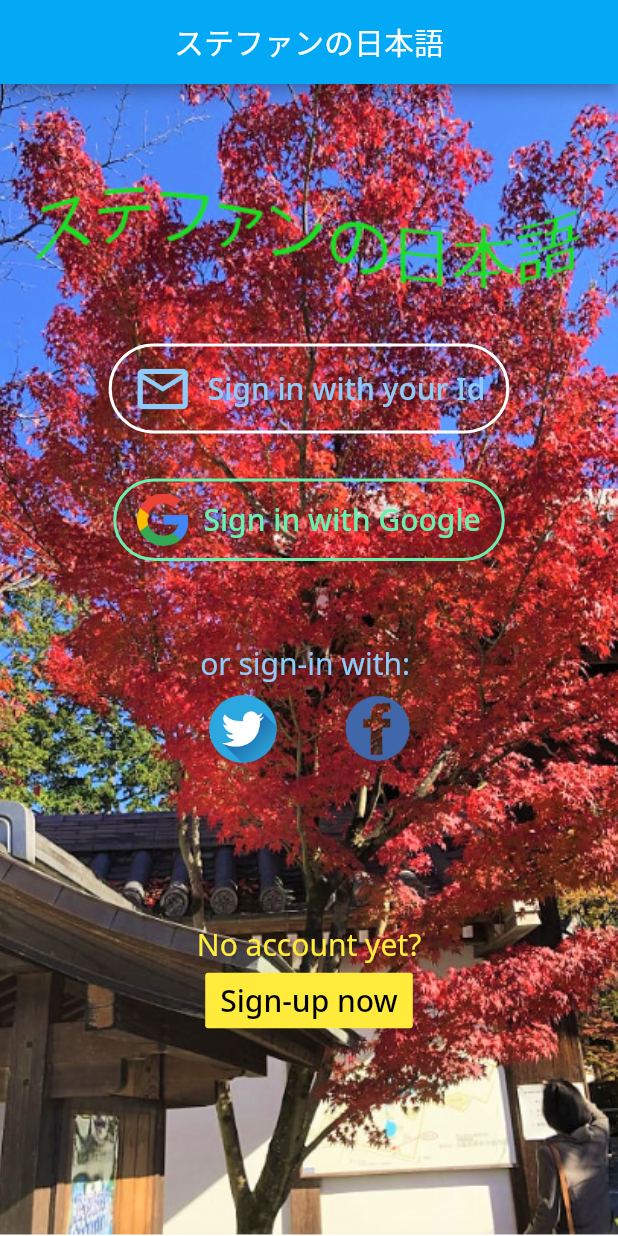
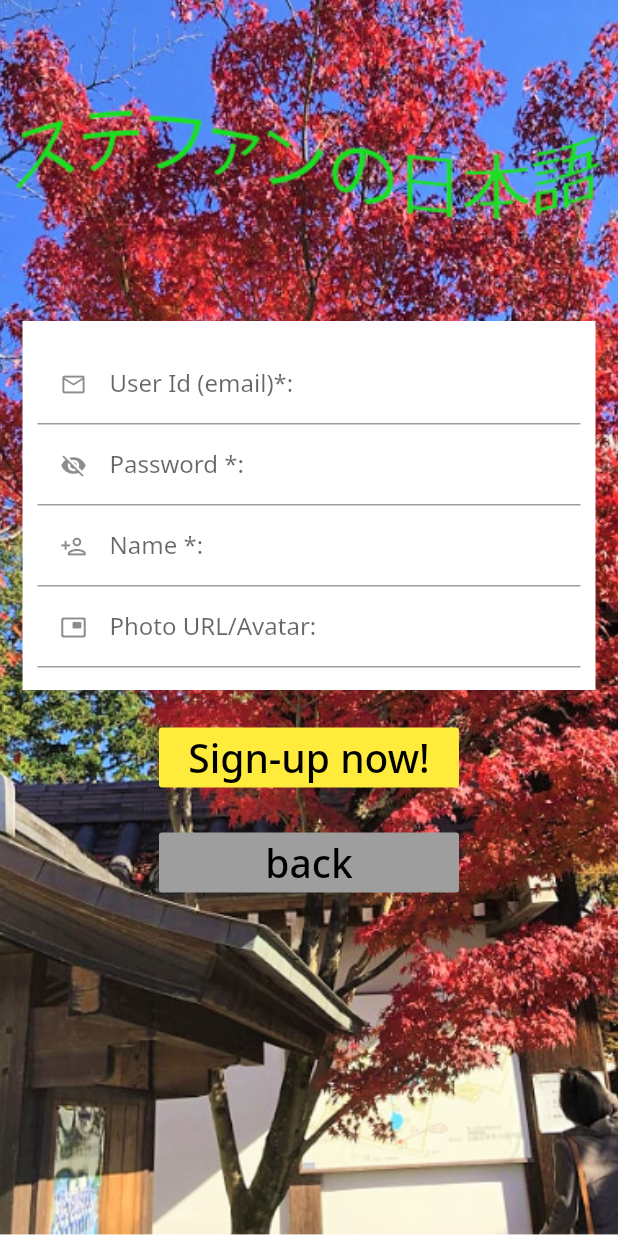
Before and after one commit to stefan-iseli/JapaneseApp, a Flutter app: the screen it shows after launch, after a tap on "Sign-up now", on a phone screen of 412 x 824 dp. Run offline on Flutter 3.47's test engine with Material 2 defaults, Android fonts, the phone set to English and light mode, and no system bars; our stand-ins replace cloud_firestore, firebase_auth, firebase_core, flip_card, flutter_tts, google_fonts and 1 more; accounts and stored records are empty.

Commit message:
version 0.94

```diff
--- a/lib/email_sign_in.dart
+++ b/lib/email_sign_in.dart
@@ -1,8 +1,10 @@
 // import flutter packages (pub.dev for a list of available extensions
 import 'package:firebase_auth/firebase_auth.dart';
+import 'package:flutter/cupertino.dart';
 
 //include own made flutter code files
-//import 'package:japaneseapp/global.dart' as global;
+import 'package:japaneseapp/global.dart' as global;
+import 'package:japaneseapp/show_dialog.dart';
 
 class EmailSignInService {
   final FirebaseAuth _auth = FirebaseAuth.instance;
@@ -33,8 +35,32 @@ class EmailSignInService {
     }
     return null;
   }
+
+  Future<String> signUpWithEmail(BuildContext context, String _inUser,
+      String _inPW, String _inDisplayName, String _inPhotoURL) async {
+    String _code = 'xxxxxxx';
+
+    final UserCredential authResult = await _auth
+        .createUserWithEmailAndPassword(email: _inUser, password: _inPW);
+    final User user = authResult.user;
+    if (user != null) {
+      final User currentUser = _auth.currentUser;
+      await user.updateProfile(
+          displayName: _inDisplayName, photoURL: _inPhotoURL);
+      showMyDialog(context, 'Sign-up', 'Confirmation email has been sent',
+          'please check and confirm');
+      await user.sendEmailVerification();
+      try {
+        await _auth.checkActionCode(_code);
+        await _auth.applyActionCode(_code);
+        return '$currentUser';
+      } on Exception catch (e) {
+        global.myErrorMessage = e.toString();
+        return null;
+      }
+    }
+    return null;
+  }
 }
 
 final EmailSignInService emailSignInService = EmailSignInService();
-
-class EmailSignIn {}
--- a/lib/login_page.dart
+++ b/lib/login_page.dart
@@ -6,6 +6,8 @@ import 'package:japaneseapp/kanji.dart';
 import 'package:japaneseapp/google_sign_in.dart';
 import 'package:japaneseapp/user_credentials.dart';
 import 'package:japaneseapp/global.dart' as global;
+import 'package:japaneseapp/show_dialog.dart';
+import 'package:japaneseapp/sign_up.dart';
 
 class LoginPage extends StatefulWidget {
   @override
@@ -29,7 +31,6 @@ class _LoginPageState extends State<LoginPage> {
             children: <Widget>[
               _emailSignInButton(),
               _googleSignInButton(),
-              _signInIconButton(),
               _signUpButton(),
             ],
           ),
@@ -66,7 +67,7 @@ class _LoginPageState extends State<LoginPage> {
             children: <Widget>[
               Icon(
                 Icons.email_outlined,
-                color: Colors.blue[200],
+                color: Colors.white,
                 size: 40.0,
               ),
               Padding(
@@ -75,7 +76,8 @@ class _LoginPageState extends State<LoginPage> {
                   'Sign in with your Id',
                   style: TextStyle(
                     fontSize: 20,
-                    color: Colors.blue[200],
+                    fontWeight: FontWeight.bold,
+                    color: Colors.white,
                   ),
                 ),
               )
@@ -107,10 +109,8 @@ class _LoginPageState extends State<LoginPage> {
                   ),
                 );
               } else {
-                print('Google sign-in failed');
-                return Container(
-                  child: new Text('Google sign-in failed'),
-                );
+                showMyDialog(context, 'Google sign-in', 'Sign-in failed',
+                    'try again or try another option');
               }
             },
           );
@@ -143,44 +143,6 @@ class _LoginPageState extends State<LoginPage> {
     );
   }
 
-  Widget _signInIconButton() {
-    return Container(
-      padding: EdgeInsets.fromLTRB(0.0, 45.0, 0.0, 25.0),
-      child: Column(
-        mainAxisSize: MainAxisSize.max,
-        mainAxisAlignment: MainAxisAlignment.center,
-        children: <Widget>[
-          Text(
-            'or sign-in with: ',
-            style: TextStyle(color: Colors.blue[200], fontSize: 20),
-          ),
-          Row(
-            mainAxisSize: MainAxisSize.max,
-            mainAxisAlignment: MainAxisAlignment.center,
-            children: <Widget>[
-              FlatButton(
-                onPressed: () => {print('Twitter sign-in under construction')},
-                child: Image(
-                  image: AssetImage("assets/TwitterLogo.png"),
-                  //color: Colors.blue,
-                  height: 60,
-                ),
-              ),
-              FlatButton(
-                onPressed: () => print('Facebook sign-in under construction'),
-                child: Image(
-                  image: AssetImage("assets/FaceBookLogo.png"),
-                  //color: Colors.blue,
-                  height: 50,
-                ),
-              ),
-            ],
-          ),
-        ],
-      ),
-    );
-  }
-
   Widget _signUpButton() {
     return Align(
       alignment: Alignment.bottomCenter,
@@ -201,7 +163,15 @@ class _LoginPageState extends State<LoginPage> {
                   fontSize: 20,
                   color: Colors.black,
                 )),
-            onPressed: () => print('_signUpButton pressed'),
+            onPressed: () => {
+              setState(() => {global.myLoginMethod = 'Email'}),
+              Navigator.push(
+                context,
+                MaterialPageRoute(
+                  builder: (context) => SignUpPage(),
+                ),
+              ),
+            },
           ),
         ],
       ),
--- a/lib/main.dart
+++ b/lib/main.dart
@@ -48,16 +48,16 @@ class _MyAppState extends State<MyApp> {
         visualDensity: VisualDensity.adaptivePlatformDensity,
       ),
       home: Scaffold(
-        appBar: AppBar(
-          title: new Text(
-            "ステファンの日本語",
-            style: TextStyle(
-              fontSize: 20,
-              color: Colors.white,
-            ),
-          ),
-          centerTitle: true,
-        ),
+//        appBar: AppBar(
+//          title: new Text(
+//            "ステファンの日本語",
+//            style: TextStyle(
+//              fontSize: 20,
+//              color: Colors.white,
+//            ),
+//          ),
+//          centerTitle: true,
+//        ),
         body: FutureBuilder(
           future: _initialization,
           builder: (context, snapshot) {
@@ -79,7 +79,7 @@ class _MyAppState extends State<MyApp> {
                 mainAxisSize: MainAxisSize.max,
                 children: <Widget>[
                   new Text('Please have some patience'),
-                  new Text('connecting to database Firestore ...'),
+                  new Text('connecting to Firestore ...'),
                   new CircularProgressIndicator(
                     backgroundColor: Colors.green,
                   ),
--- /dev/null
+++ b/lib/profile.dart
@@ -0,0 +1,56 @@
+import 'package:flutter/material.dart';
+//import 'package:cloud_firestore/cloud_firestore.dart';
+import 'package:firebase_auth/firebase_auth.dart';
+import 'package:google_fonts/google_fonts.dart';
+
+//importing own library
+import 'package:japaneseapp/drawer.dart';
+
+class Profile extends StatelessWidget {
+  final User _user = FirebaseAuth.instance.currentUser;
+
+  @override
+  Widget build(BuildContext context) {
+    return Scaffold(
+      appBar: AppBar(
+        title: new Text(
+          "ステファンの日本語",
+          style: GoogleFonts.tangerine(
+            fontSize: 20,
+            color: Colors.white,
+          ),
+        ),
+        centerTitle: true,
+      ),
+      drawer: showMenuDrawer(context),
+      body: _listProfile(),
+    );
+  }
+
+  Widget _listProfile() {
+    return Container(
+      margin: EdgeInsets.fromLTRB(10.0, 10.0, 10.0, 10.0),
+      padding: EdgeInsets.fromLTRB(10.0, 10.0, 10.0, 10.0),
+      child: Column(
+        children: <Widget>[
+          new ListTile(
+            leading: Icon(Icons.email_outlined),
+            title: new Text('Email/Id:'),
+            trailing: new Text(_user.email),
+          ),
+          new ListTile(
+            leading: Icon(Icons.verified),
+            title: new Text('Email verified:'),
+            trailing:
+                new Text((_user.emailVerified) ? 'verified' : 'not verified'),
+          ),
+          new ListTile(
+            leading: Icon(Icons.verified),
+            title: new Text('Name:'),
+            trailing: new Text(_user.displayName),
+          ),
+        ],
+      ),
+    );
+  }
+}
--- /dev/null
+++ b/lib/sign_up.dart
@@ -0,0 +1,201 @@
+// importing google platform packages
+//import 'package:firebase_auth/firebase_auth.dart';
+import 'dart:ui';
+
+import 'package:flutter/material.dart';
+
+// importing own packages/modules
+import 'package:japaneseapp/show_dialog.dart';
+import 'package:japaneseapp/email_sign_in.dart';
+import 'package:japaneseapp/global.dart' as global;
+
+// Sign up class
+class SignUpPage extends StatefulWidget {
+  SignUpPage({Key key}) : super(key: key);
+
+  @override
+  _SignUpPageState createState() => _SignUpPageState();
+}
+
+class _SignUpPageState extends State<SignUpPage> {
+  final _formKey = GlobalKey<FormState>();
+  String _inputUser;
+  String _inputPW;
+  String _inputDisplayName;
+  String _inputPhotoURL;
+
+  @override
+  Widget build(BuildContext context) {
+    return Scaffold(
+      body: Container(
+        decoration: BoxDecoration(
+            image: DecorationImage(
+          image: AssetImage('assets/JapaneseBackground.PNG'),
+          fit: BoxFit.cover,
+        )),
+        child: Center(
+          child: Column(
+            mainAxisSize: MainAxisSize.max,
+            mainAxisAlignment: MainAxisAlignment.center,
+            children: <Widget>[
+              _signUpData(),
+            ],
+          ),
+        ),
+      ),
+    );
+  }
+
+  Widget _signUpData() {
+    return Column(
+      children: <Widget>[
+        new Container(
+          margin: EdgeInsets.fromLTRB(15.0, 0.0, 15.0, 0.0),
+          padding: EdgeInsets.fromLTRB(10.0, 15.0, 10.0, 15.0),
+          decoration: BoxDecoration(
+            color: Colors.white,
+          ),
+          child: Form(
+            key: _formKey,
+            child: Column(
+              children: <Widget>[
+                new TextFormField(
+                    decoration: InputDecoration(
+                      prefixIcon: Icon(Icons.email_outlined),
+                      isDense: true,
+                      labelText: 'User Id (email)*:',
+                    ),
+                    validator: (String value) {
+                      if (value.isEmpty) {
+                        return ('please enter a User Id');
+                      } else {
+                        setState(() => {_inputUser = value.trim()});
+                        return null;
+                      }
+                    }),
+                new TextFormField(
+                  obscureText: (global.myVisibility) ? false : true,
+                  obscuringCharacter: '*',
+                  decoration: InputDecoration(
+                    prefixIcon: IconButton(
+                      icon: (global.myVisibility)
+                          ? Icon(Icons.visibility)
+                          : Icon(Icons.visibility_off),
+                      onPressed: () => {
+                        setState(
+                          () {
+                            (global.myVisibility)
+                                ? global.myVisibility = false
+                                : global.myVisibility = true;
+                          },
+                        ),
+                      },
+                    ),
+                    isDense: true,
+                    labelText: 'Password *:',
+                  ),
+                  validator: (String value) {
+                    if (value.isEmpty) {
+                      return ('please enter a password');
+                    } else {
+                      setState(() => {_inputPW = value});
+                      return null;
+                    }
+                  },
+                ),
+                new TextFormField(
+                    decoration: InputDecoration(
+                      prefixIcon: Icon(Icons.person_add_outlined),
+                      isDense: true,
+                      labelText: 'Name *:',
+                    ),
+                    validator: (String value) {
+                      if (value.isEmpty) {
+                        return ('please enter your full name');
+                      } else {
+                        setState(() => {_inputDisplayName = value});
+                        return null;
+                      }
+                    }),
+                new TextFormField(
+                    decoration: InputDecoration(
+                      prefixIcon: Icon(Icons.picture_in_picture_rounded),
+                      isDense: true,
+                      labelText: 'Photo URL/Avatar:',
+                    ),
+                    validator: (String value) {
+                      if (value.isNotEmpty) {
+                        setState(() => {_inputPhotoURL = value});
+                      } else {
+                        setState(
+                            () => {_inputPhotoURL = 'assets/TwitterLogo.png'});
+                      }
+                      return null;
+                    }),
+              ],
+            ),
+          ),
+        ),
+        new Container(
+          alignment: Alignment.center,
+          margin: EdgeInsets.fromLTRB(15.0, 10.0, 15.0, 0.0),
+          padding: EdgeInsets.fromLTRB(10.0, 15.0, 10.0, 15.0),
+          child: SizedBox(
+            height: 40,
+            width: 200,
+            child: FlatButton(
+              color: Colors.yellow,
+              highlightColor: Colors.purple,
+              textColor: Colors.black,
+              child: new Text('Sign-up now!', style: TextStyle(fontSize: 26)),
+              onPressed: () {
+                if (_formKey.currentState.validate()) {
+                  emailSignInService
+                      .signUpWithEmail(context, _inputUser, _inputPW,
+                          _inputDisplayName, _inputPhotoURL)
+                      .then(
+                    (result) {
+                      if (result != null) {
+                        return showMyDialog(
+                            context, 'sign-up', 'new user created', _inputUser);
+                      } else {
+                        if (global.myErrorMessage = null) {
+                          return showMyDialog(context, 'sign-up',
+                              'failed to create new user', _inputUser);
+                        } else {
+                          return showMyDialog(
+                              context,
+                              'sign-up',
+                              'falied to create new user',
+                              global.myErrorMessage);
+                        }
+                      }
+                    },
+                  );
+                }
+              },
+            ),
+          ),
+        ),
+        new Container(
+          alignment: Alignment.center,
+          margin: EdgeInsets.fromLTRB(15.0, 0.0, 15.0, 0.0),
+          padding: EdgeInsets.fromLTRB(10.0, 15.0, 10.0, 15.0),
+          child: SizedBox(
+            height: 40,
+            width: 200,
+            child: FlatButton(
+              color: Colors.grey,
+              highlightColor: Colors.purple,
+              textColor: Colors.black,
+              child: new Text('back', style: TextStyle(fontSize: 26)),
+              onPressed: () {
+                Navigator.pop(context);
+              },
+            ),
+          ),
+        ),
+      ],
+    );
+  }
+}
--- a/lib/user_credentials.dart
+++ b/lib/user_credentials.dart
@@ -6,6 +6,7 @@ import 'package:japaneseapp/email_sign_in.dart';
 // include own flutter code files
 import 'package:japaneseapp/global.dart' as global;
 import 'package:japaneseapp/kanji.dart';
+import 'package:japaneseapp/show_dialog.dart';
 
 class UserCredentials extends StatefulWidget {
   UserCredentials();
@@ -23,11 +24,7 @@ class _UserCredentials extends State<UserCredentials> {
     emailSignInService.signInWithEmail(_inputUser, _inputPW).then(
       (result) {
         if (result != null) {
-          setState(
-            () {
-              global.myLoginMethod = 'Email';
-            },
-          );
+          setState(() => {global.myLoginMethod = 'Email'});
           Navigator.pushReplacement(
             context,
             MaterialPageRoute(
@@ -35,10 +32,13 @@ class _UserCredentials extends State<UserCredentials> {
             ),
           );
         } else {
-          print('Google sign-in failed');
-          return Container(
-            child: new Text('Google sign-in failed'),
-          );
+          if (global.myErrorMessage == null) {
+            return showMyDialog(context, 'Email sign-in',
+                'Error: sign-in failed', 'please try again');
+          } else {
+            return showMyDialog(context, 'Email sign-in',
+                'Error: sign-in failed', global.myErrorMessage);
+          }
         }
       },
     );
```
Also changed, not shown: lib/drawer.dart (+11 -5 lines), lib/first_screen.dart (deleted, +0 -10 lines), lib/show_dialog.dart (added, +31 -0 lines).
